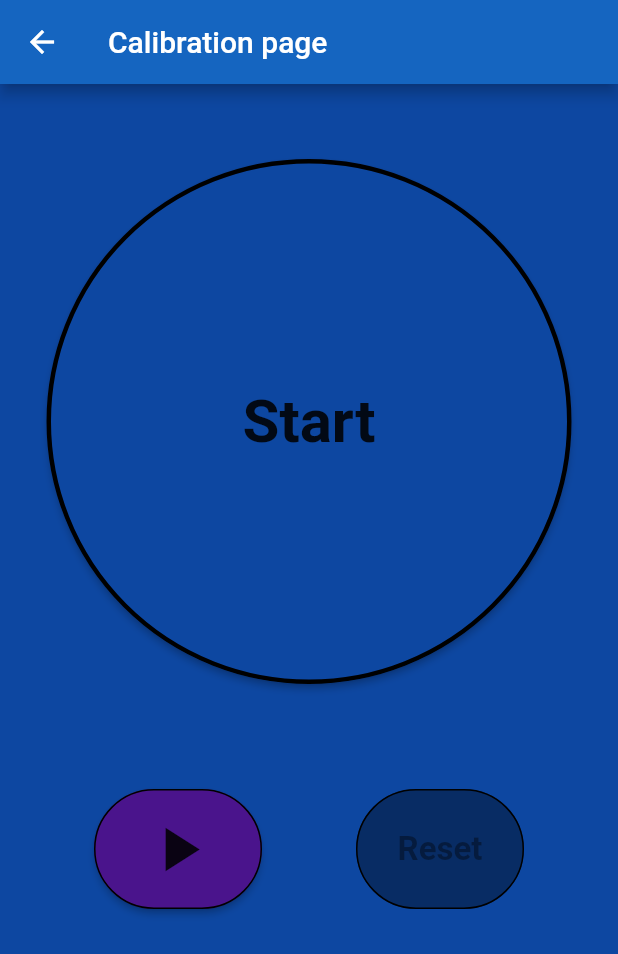
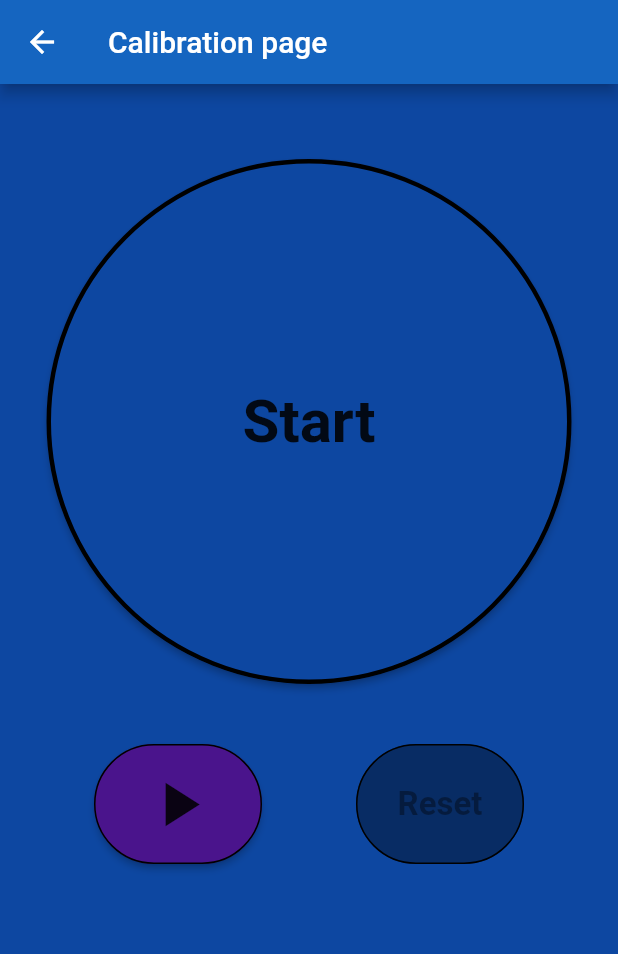
Before and after one commit to lilag-dawg/OSS_APP, a Flutter app: the CalibrationScreen screen opened directly, on a phone screen of 412 x 824 dp. Shown: the top 954 px of the screen. Run offline on Flutter 3.47's test engine with Material 2 defaults, Android fonts, the phone set to English and light mode, and no system bars.

Commit message:
OSS-152: tweaking

```diff
--- a/lib/widgets/stopWatch.dart
+++ b/lib/widgets/stopWatch.dart
@@ -108,7 +108,7 @@ class StopWatchState extends State<MyStopWatch>{
               ),
             ),
             SizedBox(
-              height: 70
+              height: 40
             ),
             Row(
               mainAxisAlignment: MainAxisAlignment.spaceEvenly,
```
